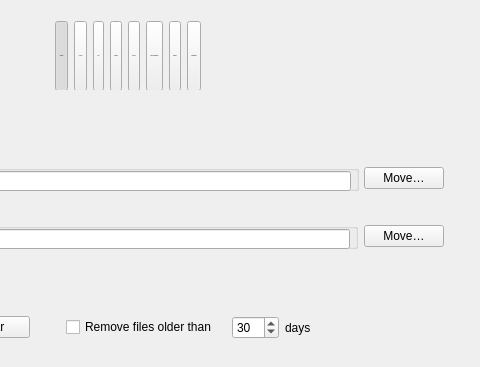
C-EO/MEGAsync, file src/MEGASync/gui/ui/SettingsDialog.ui: the form before one commit; both pictures show x 225 to 705 and y 0 to 367 of the 705 by 765 pixel window.
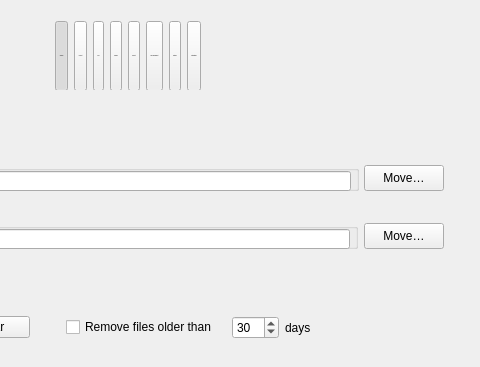
The form after the commit. The open tabs and pages were chosen to show the change. Icons and pictures are not drawn. Custom widgets are drawn as their Qt base class.

Commit message: SNC-6566.Fix button height in arabic in the file management tab

The edit to the form file:
```diff
--- a/src/MEGASync/gui/ui/SettingsDialog.ui
+++ b/src/MEGASync/gui/ui/SettingsDialog.ui
@@ -2335,7 +2335,7 @@
                <property name="minimumSize">
                 <size>
                  <width>0</width>
-                 <height>0</height>
+                 <height>26</height>
                 </size>
                </property>
                <property name="maximumSize">
@@ -2504,7 +2504,7 @@
                <property name="minimumSize">
                 <size>
                  <width>0</width>
-                 <height>0</height>
+                 <height>26</height>
                 </size>
                </property>
                <property name="maximumSize">
```
